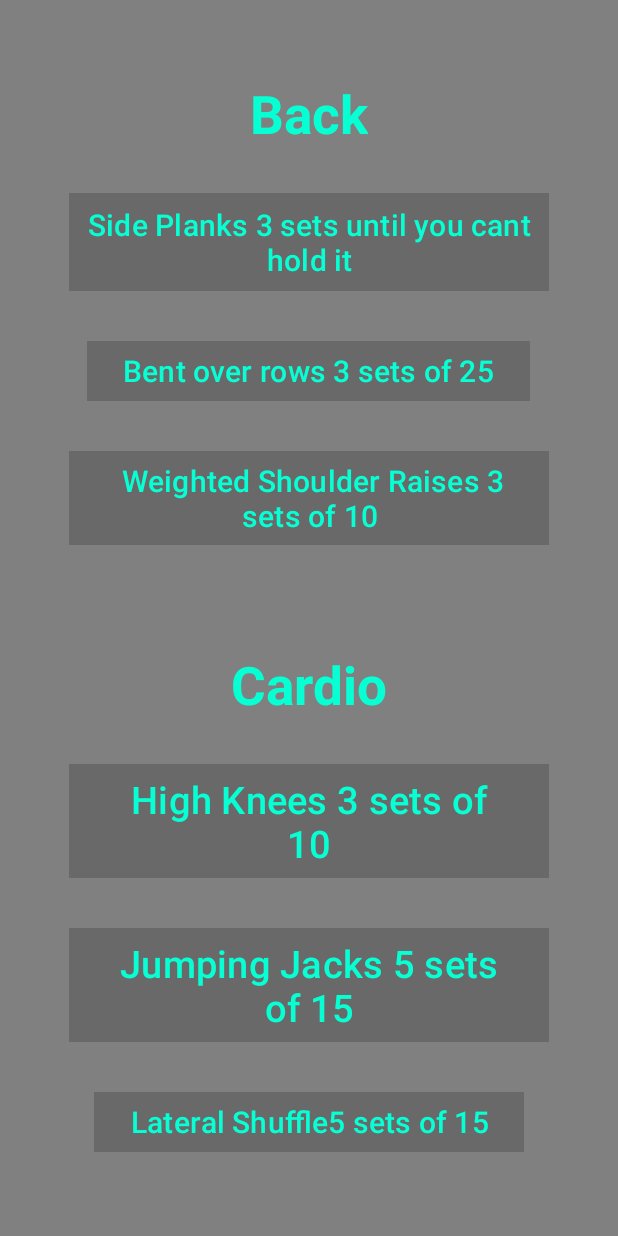
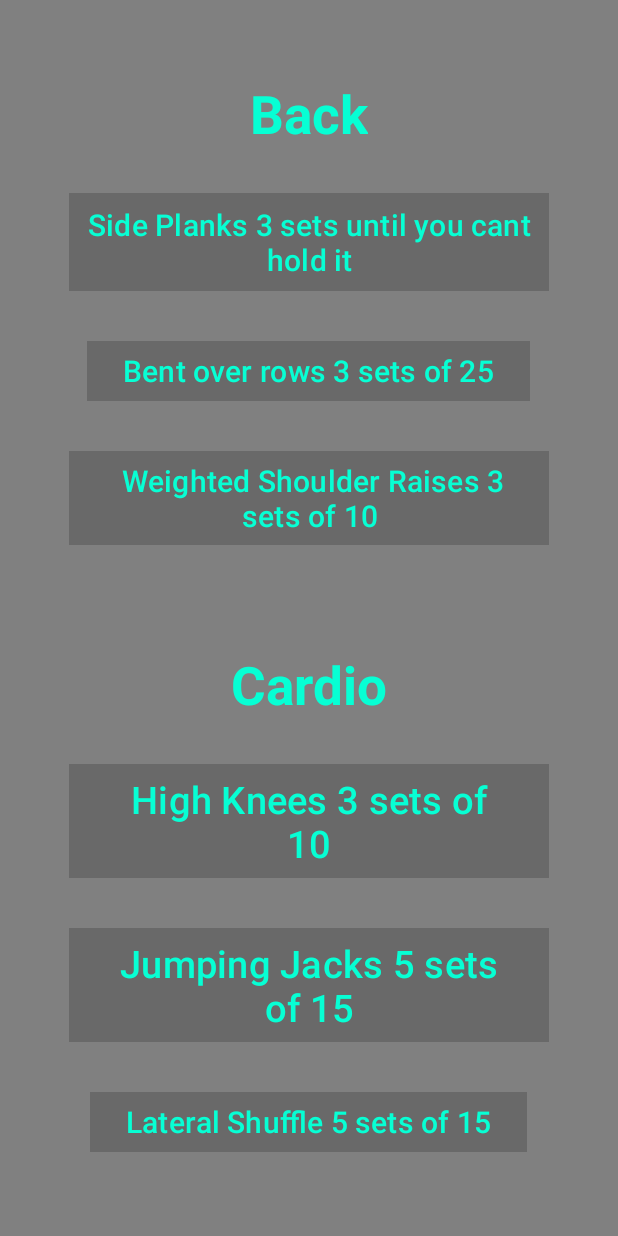
Before and after one commit to tannerCasey03/MyFitnessAppTCNN, an Android app: the cardAndBackActivity screen opened directly, with no data from a screen before it, on a phone screen of 412 x 824 dp. Run offline under Robolectric (Android 15) with nearby library versions, the light colour scheme and no system bars.

Commit message:
Update activity_card_and_back.xml
I change a tiny error with spacing

```diff
--- a/app/src/main/res/layout/activity_card_and_back.xml
+++ b/app/src/main/res/layout/activity_card_and_back.xml
@@ -1,3 +1,4 @@
+
 <?xml version="1.0" encoding="utf-8"?>
 <LinearLayout android:layout_width="match_parent"
     android:layout_height="match_parent"
@@ -119,7 +120,7 @@
         android:layout_width="wrap_content"
         android:layout_height="wrap_content"
         app:cornerRadius="0dp"
-        android:text="Lateral Shuffle5 sets of 15"
+        android:text="Lateral Shuffle 5 sets of 15"
         android:textSize="20dp"
         android:textColor="@color/teal"
         android:backgroundTint="@color/Darkgrey"
```
